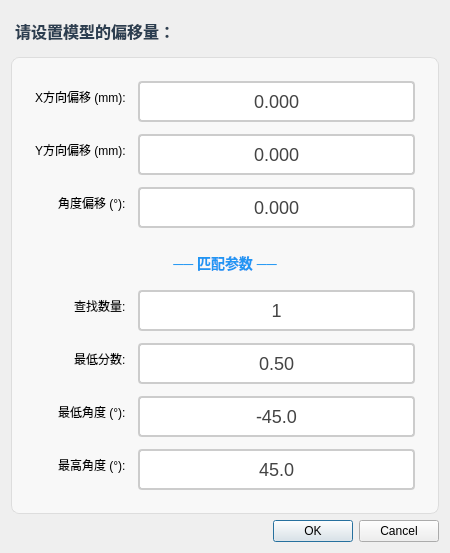
The window that PunchPressVision/UI/PunchPressUI/ui/Dlg_OffsetEditor.ui (WIND-ROAD-RUN/PunchPressVision) describes before a commit, drawn with Qt 5.
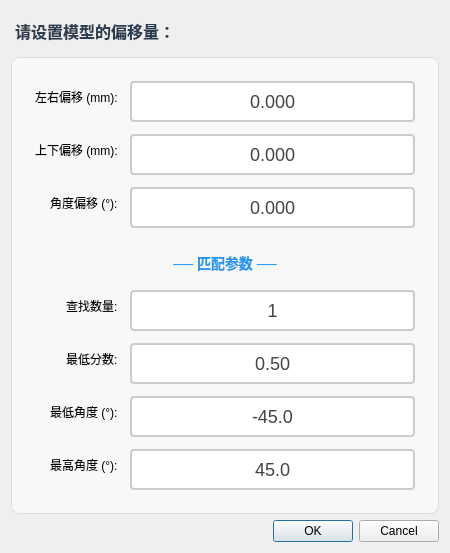
The same window after the commit.

Commit message:
优化偏移量相关界面文字描述
将“X方向偏移”改为“左右偏移”，“Y方向偏移”改为“上下偏移”，同步更新了 OffsetEditorDialog.cpp、PunchPress.cpp 及 Dlg_OffsetEditor.ui 中的标签、表头和提示信息，提升界面友好性和可读性。

```diff
--- a/PunchPressVision/UI/PunchPressUI/ui/Dlg_OffsetEditor.ui
+++ b/PunchPressVision/UI/PunchPressUI/ui/Dlg_OffsetEditor.ui
@@ -54,7 +54,7 @@
       <item row="0" column="0">
        <widget class="QLabel" name="label_offsetX">
         <property name="text">
-         <string>X方向偏移 (mm):</string>
+         <string>左右偏移 (mm):</string>
         </property>
        </widget>
       </item>
@@ -86,7 +86,7 @@
       <item row="1" column="0">
        <widget class="QLabel" name="label_offsetY">
         <property name="text">
-         <string>Y方向偏移 (mm):</string>
+         <string>上下偏移 (mm):</string>
         </property>
        </widget>
       </item>
```
Left out of the diff: 4 changed lines with no effect on the pictures. The commit also changes 2 other files.
